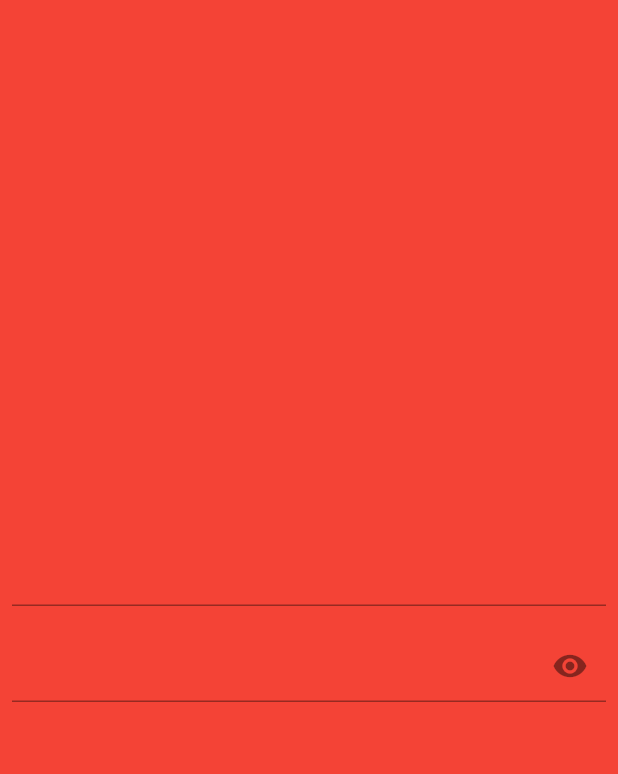
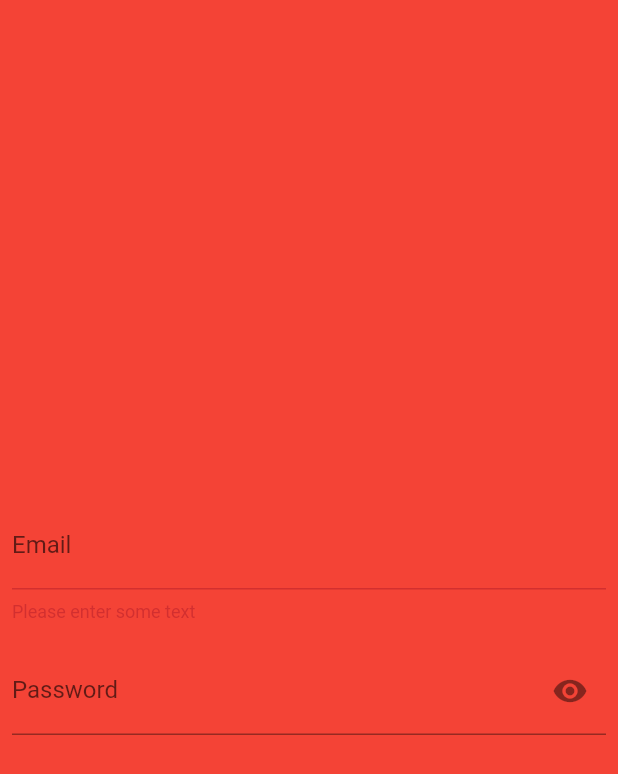
Before and after one commit to igna777/andy_wallet, a Flutter app: the screen it shows after launch, on a phone screen of 412 x 824 dp. Shown: the top 774 px of the screen. Run offline on Flutter 3.47's test engine with Material 2 defaults, Android fonts, the phone set to English and light mode, and no system bars; missing offline and left inert: dart:html.

Commit message:
Se acomoda el form y algunas validaciones

```diff
--- a/lib/login_screen.dart
+++ b/lib/login_screen.dart
@@ -1,30 +1,54 @@
+import 'dart:html';
+
 import 'package:flutter/material.dart';
 
-class LoginScreen extends StatelessWidget {
+class LoginScreen extends StatefulWidget {
   LoginScreen({Key? key}) : super(key: key);
 
+  @override
+  State<LoginScreen> createState() => _LoginScreenState();
+}
+
+class _LoginScreenState extends State<LoginScreen> {
   bool _oscureText = true;
 
   @override
   Widget build(BuildContext context) {
     return Scaffold(
-        body: Container(
+        body: Form(
+      autovalidateMode: AutovalidateMode.always,
+      key: GlobalKey<FormState>(),
+      child: Container(
         decoration: const BoxDecoration(color: Colors.red),
         child: Column(
           mainAxisAlignment: MainAxisAlignment.center,
           children: [
             Padding(
               padding: const EdgeInsets.all(8.0),
-            child: TextFormField(),
+              child: TextFormField(
+                  decoration: const InputDecoration(label: Text('Email')),
+                  validator: (value) {
+                    if (value == null || value.isEmpty) {
+                      return 'Please enter some text';
+                    }
+                    if (!RegExp(
+                            r"^[a-zA-Z0-9.a-zA-Z0-9.!#$%&'*+-/=?^_`{|}~]+@[a-zA-Z0-9]+\.[a-zA-Z]+")
+                        .hasMatch(value)) {
+                      return 'Please enter a valid email';
+                    }
+                    return null;
+                  }),
             ),
             Padding(
               padding: const EdgeInsets.all(8.0),
               child: TextFormField(
                 obscureText: _oscureText,
                 decoration: InputDecoration(
+                  label: const Text('Password'),
                   suffixIcon: IconButton(
                     onPressed: () {
                       _oscureText = !_oscureText;
+                      setState(() {});
                     },
                     icon: Icon(
                         _oscureText ? Icons.visibility : Icons.visibility_off),
@@ -34,6 +58,7 @@ class LoginScreen extends StatelessWidget {
             )
           ],
         ),
+      ),
     ));
   }
 }
```
Lines whose indentation alone changed are shown as unchanged.
